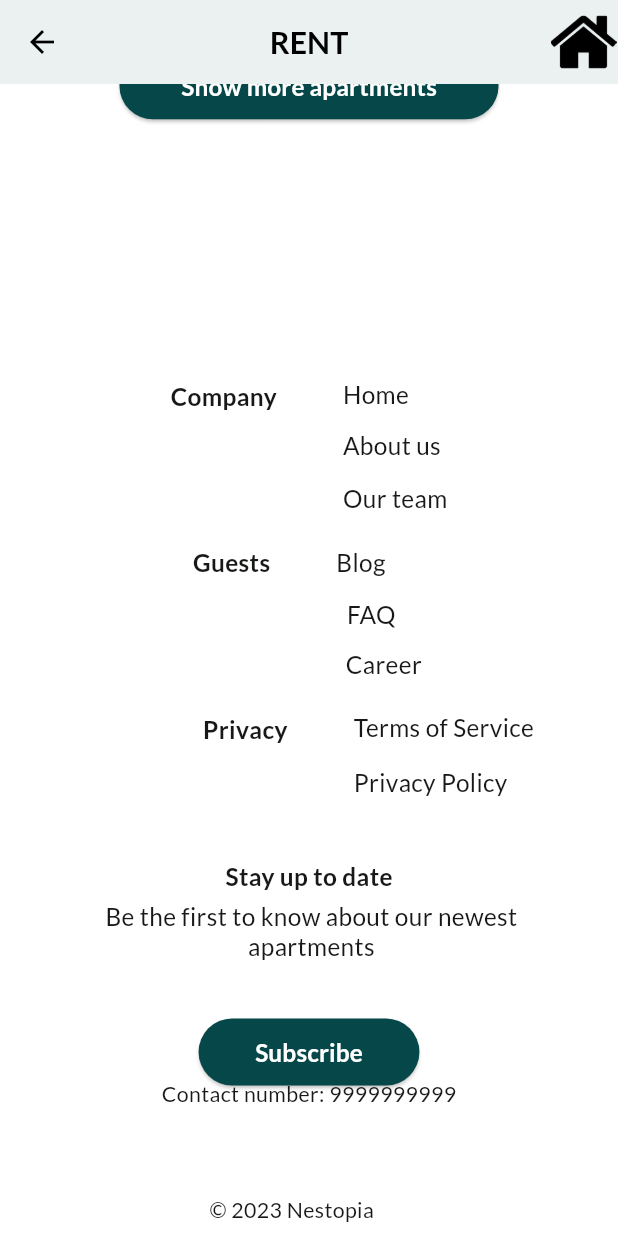
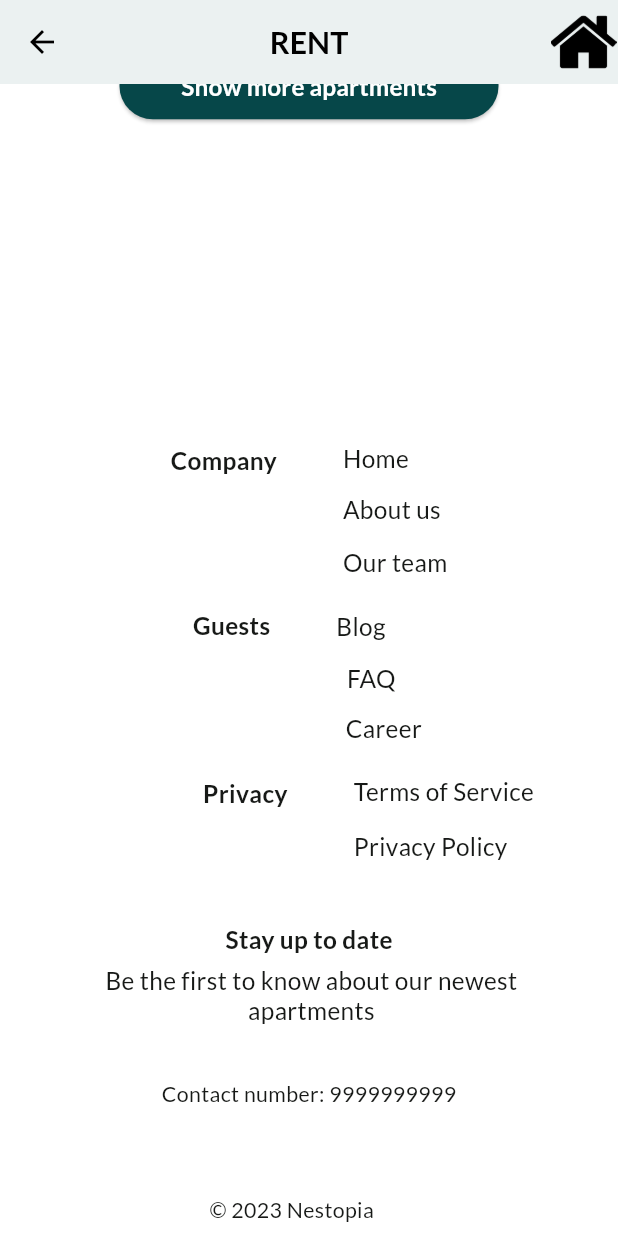
Before and after one commit to Sevitha27/Nestopia, a Flutter app: the RentScreen screen opened by its route, scrolled down 1527 dp, on a phone screen of 412 x 824 dp. Run offline on Flutter 3.47's test engine with Material 3 defaults, Android fonts, the phone set to English and light mode, and no system bars; our stand-ins replace cached_network_image, calendar_date_picker2, cloud_firestore, dotted_border, firebase_auth, firebase_core and 4 more; missing offline and left inert: country_pickers; accounts and stored records are empty.

Commit message:
removed subscribe

```diff
--- a/lib/presentation/rent_screen/rent_screen.dart
+++ b/lib/presentation/rent_screen/rent_screen.dart
@@ -712,12 +712,12 @@ class RentScreen extends StatelessWidget {
   // }
 
   /// Section Widget
-  Widget _buildSubscribe(BuildContext context) {
-    return CustomElevatedButton(
-        width: 134.h,
-        text: "Subscribe",
-        buttonStyle: CustomButtonStyles.fillPrimary);
-  }
+  // Widget _buildSubscribe(BuildContext context) {
+  //   return CustomElevatedButton(
+  //       width: 134.h,
+  //       text: "Subscribe",
+  //       buttonStyle: CustomButtonStyles.fillPrimary);
+  // }
 
   /// Section Widget
   Widget _buildFooter(BuildContext context) {
@@ -843,9 +843,9 @@ class RentScreen extends StatelessWidget {
                                 .copyWith(height: 1.25))),
                     SizedBox(height: 17.v),
                     //_buildEmail(context),
-                    SizedBox(height: 20.v),
-                    _buildSubscribe(context),
-                    SizedBox(height: 20.v)
+                    // SizedBox(height: 20.v),
+                    // _buildSubscribe(context),
+                    // SizedBox(height: 20.v)
                   ]))),
           Align(
               alignment: Alignment.bottomCenter,
```
Also changed, not shown: lib/presentation/create_account_screen/create_account_screen.dart (+9 -0 lines), assets/images/pearl_homes.jpg (added).
